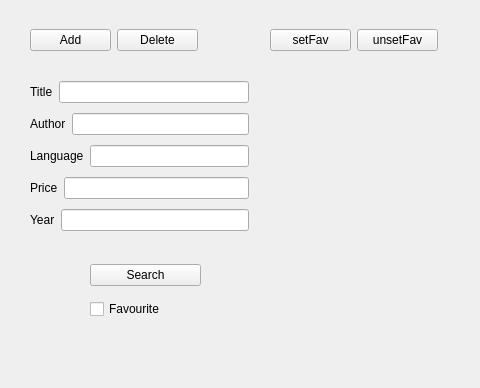
Old version of the form mainwindowtree.ui in the repository yomayy/kursova; both pictures show x 0 to 480 and y 293 to 681 of the 953 by 681 pixel window.
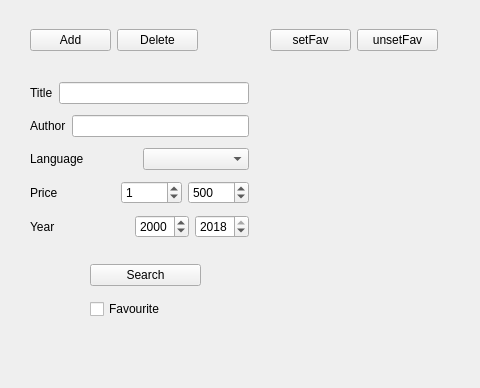
New version of the form.

The edit to the form file:
```diff
--- a/mainwindowtree.ui
+++ b/mainwindowtree.ui
@@ -20,7 +20,7 @@
       <x>30</x>
       <y>370</y>
       <width>219</width>
-      <height>161</height>
+      <height>167</height>
      </rect>
     </property>
     <layout class="QVBoxLayout" name="verticalLayout">
@@ -62,7 +62,7 @@
         </widget>
        </item>
        <item>
-        <widget class="QLineEdit" name="txtLang"/>
+        <widget class="QComboBox" name="cmbLang"/>
        </item>
       </layout>
      </item>
@@ -76,7 +76,28 @@
         </widget>
        </item>
        <item>
-        <widget class="QLineEdit" name="txtPrice"/>
+        <layout class="QHBoxLayout" name="horizontalLayout_8">
+         <item>
+          <widget class="QSpinBox" name="sbPriceFrom">
+           <property name="maximum">
+            <number>10000</number>
+           </property>
+           <property name="value">
+            <number>1</number>
+           </property>
+          </widget>
+         </item>
+         <item>
+          <widget class="QSpinBox" name="sbPriceTo">
+           <property name="maximum">
+            <number>10000</number>
+           </property>
+           <property name="value">
+            <number>500</number>
+           </property>
+          </widget>
+         </item>
+        </layout>
        </item>
       </layout>
      </item>
@@ -90,7 +111,34 @@
         </widget>
        </item>
        <item>
-        <widget class="QLineEdit" name="txtYear"/>
+        <layout class="QHBoxLayout" name="horizontalLayout_9">
+         <item>
+          <widget class="QSpinBox" name="sbYearFrom">
+           <property name="minimum">
+            <number>1900</number>
+           </property>
+           <property name="maximum">
+            <number>2018</number>
+           </property>
+           <property name="value">
+            <number>2000</number>
+           </property>
+          </widget>
+         </item>
+         <item>
+          <widget class="QSpinBox" name="sbYearTo">
+           <property name="minimum">
+            <number>1900</number>
+           </property>
+           <property name="maximum">
+            <number>2018</number>
+           </property>
+           <property name="value">
+            <number>2018</number>
+           </property>
+          </widget>
+         </item>
+        </layout>
        </item>
       </layout>
      </item>
@@ -137,7 +185,7 @@
      </property>
     </column>
    </widget>
-   <widget class="QWidget" name="">
+   <widget class="QWidget" name="layoutWidget">
     <property name="geometry">
      <rect>
       <x>90</x>
@@ -163,7 +211,7 @@
      </item>
     </layout>
    </widget>
-   <widget class="QWidget" name="">
+   <widget class="QWidget" name="layoutWidget">
     <property name="geometry">
      <rect>
       <x>270</x>
```
